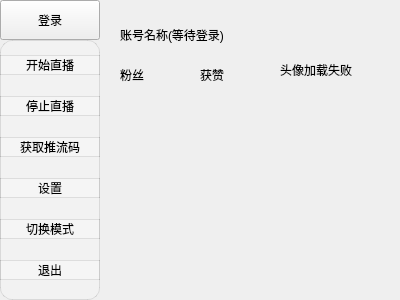
The window that MainWindow.ui (CrimsonSeraph/BiliBili_live_stram) describes before a commit, drawn with Qt 5.
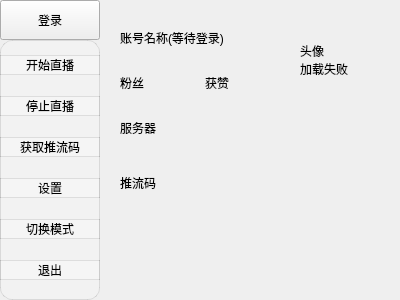
The same window after the commit.

```diff
--- a/MainWindow.ui
+++ b/MainWindow.ui
@@ -123,14 +123,15 @@
     <widget class="QLabel" name="avatar">
      <property name="geometry">
       <rect>
-       <x>170</x>
+       <x>190</x>
        <y>10</y>
-       <width>100</width>
-       <height>100</height>
+       <width>80</width>
+       <height>80</height>
       </rect>
      </property>
      <property name="text">
-      <string>头像加载失败</string>
+      <string>头像
+加载失败</string>
      </property>
     </widget>
     <widget class="QLabel" name="name">
@@ -138,8 +139,8 @@
       <rect>
        <x>10</x>
        <y>10</y>
-       <width>150</width>
-       <height>30</height>
+       <width>160</width>
+       <height>35</height>
       </rect>
      </property>
      <property name="text">
@@ -150,9 +151,9 @@
      <property name="geometry">
       <rect>
        <x>10</x>
-       <y>50</y>
-       <width>70</width>
-       <height>30</height>
+       <y>55</y>
+       <width>75</width>
+       <height>35</height>
       </rect>
      </property>
      <property name="text">
@@ -162,16 +163,42 @@
     <widget class="QLabel" name="like">
      <property name="geometry">
       <rect>
-       <x>90</x>
-       <y>50</y>
-       <width>70</width>
-       <height>30</height>
+       <x>95</x>
+       <y>55</y>
+       <width>75</width>
+       <height>35</height>
       </rect>
      </property>
      <property name="text">
       <string>获赞</string>
      </property>
     </widget>
+    <widget class="QLabel" name="stream_code">
+     <property name="geometry">
+      <rect>
+       <x>10</x>
+       <y>155</y>
+       <width>150</width>
+       <height>35</height>
+      </rect>
+     </property>
+     <property name="text">
+      <string>推流码</string>
+     </property>
+    </widget>
+    <widget class="QLabel" name="website">
+     <property name="geometry">
+      <rect>
+       <x>10</x>
+       <y>100</y>
+       <width>150</width>
+       <height>35</height>
+      </rect>
+     </property>
+     <property name="text">
+      <string>服务器</string>
+     </property>
+    </widget>
    </widget>
    <widget class="QWidget" name="setting_page"/>
    <widget class="QWidget" name="login_page"/>
```
Left out of the diff: 24 changed lines with no effect on the pictures.
